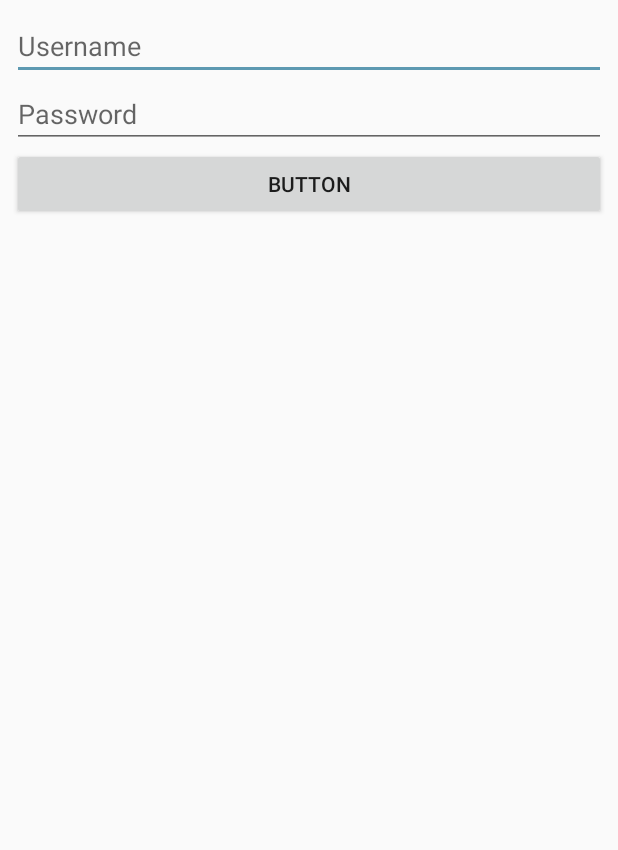
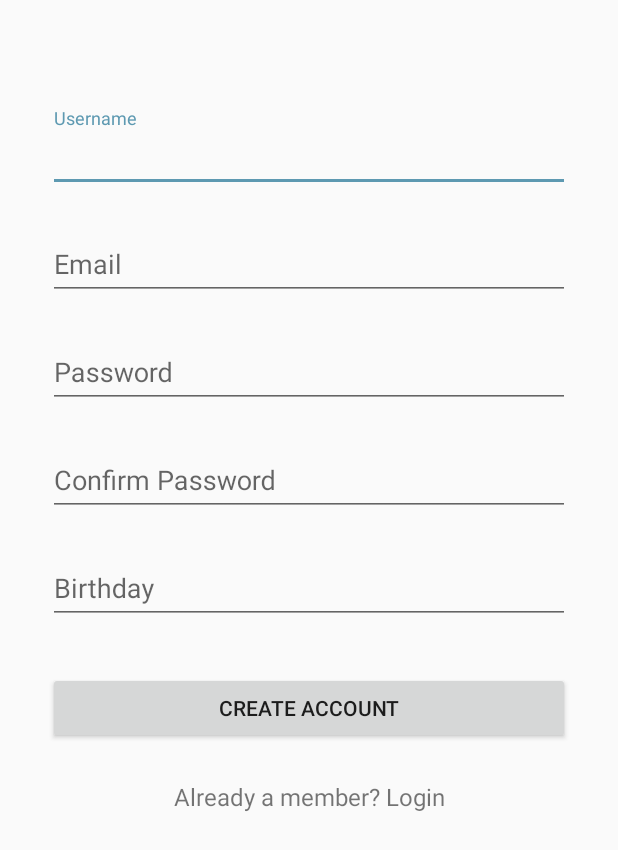
Before and after one commit to nayntisvn/JavaIV_Project_ChatSnap, an Android app: the LoginActivity screen opened directly, with no data from a screen before it, on a phone screen of 412 x 824 dp. Shown: the top 850 px of the screen. Run offline under Robolectric (Android 15) with nearby library versions, the phone set to English and light mode, and no system bars.

Commit message:
login activity

```diff
--- a/app/src/main/res/layout/activity_login.xml
+++ b/app/src/main/res/layout/activity_login.xml
@@ -6,11 +6,10 @@
     android:layout_height="match_parent"
     tools:context="com.example.sdist.testingproject.LoginActivity">
 
-    <LinearLayout
+    <ScrollView
         android:layout_width="0dp"
         android:layout_height="0dp"
-        android:gravity="center"
-        android:orientation="vertical"
+        android:fitsSystemWindows="true"
         tools:ignore="MissingConstraints"
         tools:layout_constraintTop_creator="1"
         tools:layout_constraintRight_creator="1"
@@ -25,42 +24,110 @@
         app:layout_constraintLeft_toLeftOf="parent"
         app:layout_constraintTop_toTopOf="parent"
         android:layout_marginLeft="8dp"
-        android:layout_marginRight="8dp"
-        app:layout_constraintHorizontal_bias="0.0"
-        app:layout_constraintVertical_bias="0.0">
+        android:layout_marginRight="8dp">
 
-        <ScrollView
+        <LinearLayout
             android:layout_width="match_parent"
-            android:layout_height="match_parent">
+            android:layout_height="wrap_content"
+            android:orientation="vertical"
+            android:paddingTop="56dp"
+            android:paddingLeft="24dp"
+            android:paddingRight="24dp">
 
-            <LinearLayout
+            <!--  Name Label -->
+            <android.support.design.widget.TextInputLayout
                 android:layout_width="match_parent"
                 android:layout_height="wrap_content"
-                android:orientation="vertical" >
+                android:layout_marginTop="8dp"
+                android:layout_marginBottom="8dp">
 
                 <EditText
-                    android:id="@+id/text_Username"
+                    android:id="@+id/input_username"
+                    android:layout_width="match_parent"
+                    android:layout_height="wrap_content"
+                    android:hint="Username"
+                    android:inputType="textCapWords" />
+            </android.support.design.widget.TextInputLayout>
+
+            <!-- Email Label -->
+            <android.support.design.widget.TextInputLayout
+                android:layout_width="match_parent"
+                android:layout_height="wrap_content"
+                android:layout_marginTop="8dp"
+                android:layout_marginBottom="8dp">
+                <EditText android:id="@+id/input_email"
+                    android:layout_width="match_parent"
+                    android:layout_height="wrap_content"
+                    android:inputType="textEmailAddress"
+                    android:hint="Email" />
+
+            </android.support.design.widget.TextInputLayout>
+
+            <!-- Password Label -->
+            <android.support.design.widget.TextInputLayout
+                android:layout_width="match_parent"
+                android:layout_height="match_parent"
+                android:layout_marginBottom="8dp"
+                android:layout_marginTop="8dp">
+
+                <EditText
+                    android:id="@+id/editText7"
+                    android:layout_width="match_parent"
+                    android:layout_height="wrap_content"
+                    android:layout_weight="1"
+                    android:hint="Password"
+                    android:inputType="textPassword" />
+            </android.support.design.widget.TextInputLayout>
+
+            <android.support.design.widget.TextInputLayout
+                android:layout_width="match_parent"
+                android:layout_height="match_parent"
+                android:layout_marginBottom="8dp"
+                android:layout_marginTop="8dp">
+
+                <EditText
+                    android:id="@+id/input_confirm_password"
+                    android:layout_width="match_parent"
+                    android:layout_height="wrap_content"
+                    android:hint="Confirm Password"
+                    android:inputType="textPassword" />
+
+            </android.support.design.widget.TextInputLayout>
+
+            <android.support.design.widget.TextInputLayout
+                android:layout_width="match_parent"
+                android:layout_height="wrap_content"
+                android:layout_marginTop="8dp"
+                android:layout_marginBottom="8dp">
+
+                <EditText
+                    android:id="@+id/editText"
                     android:layout_width="match_parent"
                     android:layout_height="wrap_content"
                     android:ems="10"
-                    android:hint="Username"
-                    android:inputType="textPersonName" />
+                    android:hint="Birthday"
+                    android:inputType="date" />
 
-                <EditText
-                    android:id="@+id/text_Password"
-                    android:layout_width="match_parent"
-                    android:layout_height="wrap_content"
-                    android:ems="10"
-                    android:hint="Password"
-                    android:inputType="textPassword" />
+            </android.support.design.widget.TextInputLayout>
 
-                <Button
-                    android:id="@+id/btn_Login"
-                    android:layout_width="match_parent"
-                    android:layout_height="wrap_content"
-                    android:onClick="login"
-                    android:text="Button" />
-            </LinearLayout>
-        </ScrollView>
-    </LinearLayout>
+            <!-- Signup Button -->
+            <android.support.v7.widget.AppCompatButton
+                android:id="@+id/btn_signup"
+                android:layout_width="fill_parent"
+                android:layout_height="wrap_content"
+                android:layout_marginTop="24dp"
+                android:layout_marginBottom="24dp"
+                android:padding="12dp"
+                android:text="Create Account"/>
+
+            <TextView android:id="@+id/link_login"
+                android:layout_width="fill_parent"
+                android:layout_height="wrap_content"
+                android:layout_marginBottom="24dp"
+                android:text="Already a member? Login"
+                android:gravity="center"
+                android:textSize="16dip"/>
+
+        </LinearLayout>
+    </ScrollView>
 </android.support.constraint.ConstraintLayout>
```
Also changed, not shown: app/src/main/java/com/example/sdist/testingproject/LoginActivity.java (+3 -11 lines).
